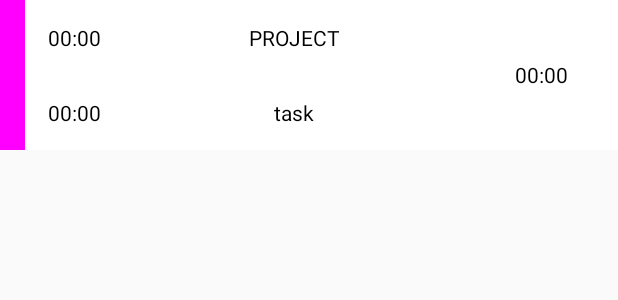
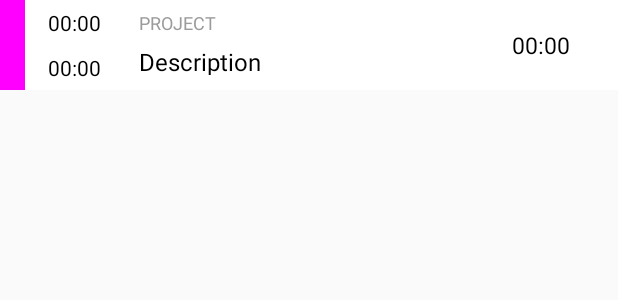
Before and after one commit to EEInternship/TimeTracker2, an Android app: the layout list_item.xml on its own in the app's theme, with its tools: preview values and no code run, on a phone screen of 412 x 824 dp. Shown: the top 300 px of the screen. Run offline under Robolectric (Android 15) with nearby library versions, the phone set to English and light mode, and no system bars.

Commit message:
Changes In Profile Design
4.4.2017

```diff
--- a/app/src/main/java/eeinternship/com/timetracker/StartWorkActivity.java
+++ b/app/src/main/java/eeinternship/com/timetracker/StartWorkActivity.java
@@ -5,6 +5,7 @@ import android.os.Build;
 import android.os.Bundle;
 import android.support.annotation.RequiresApi;
 import android.support.design.widget.FloatingActionButton;
+import android.support.v7.app.ActionBar;
 import android.support.v7.app.AlertDialog;
 import android.support.v7.app.AppCompatActivity;
 import android.support.v7.widget.LinearLayoutManager;
@@ -64,6 +65,9 @@ public class StartWorkActivity extends AppCompatActivity {
     protected void onCreate(Bundle savedInstanceState) {
         super.onCreate(savedInstanceState);
         setContentView(R.layout.activity_start_work);
+
+        ActionBar actionBar = getSupportActionBar();
+        actionBar.setTitle("TIME TRACKER");
 
         frameLayoutDim = (FrameLayout) findViewById(R.id.frame_layout_dim);
 
--- a/app/src/main/java/eeinternship/com/timetracker/StartWorkAdapter.java
+++ b/app/src/main/java/eeinternship/com/timetracker/StartWorkAdapter.java
@@ -72,9 +72,6 @@ public class StartWorkAdapter extends RecyclerView.Adapter<StartWorkAdapter.IVie
 
     }
 
-
-
-
     @Override
     public int getItemCount() {
         return adapter.size();
--- a/app/src/main/res/layout/list_group.xml
+++ b/app/src/main/res/layout/list_group.xml
@@ -16,6 +16,7 @@
             android:id="@+id/day_date_label"
             android:layout_width="match_parent"
             android:layout_height="match_parent"
+            android:layout_marginLeft="15dp"
             android:padding="10dp"
             android:text="XXX dd.mm.yyyy"
             android:textColor="#000000"
--- a/app/src/main/res/layout/list_item.xml
+++ b/app/src/main/res/layout/list_item.xml
@@ -1,8 +1,14 @@
 <?xml version="1.0" encoding="utf-8"?>
-<LinearLayout xmlns:android="http://schemas.android.com/apk/res/android"
+<RelativeLayout xmlns:android="http://schemas.android.com/apk/res/android"
     android:layout_width="match_parent"
-    android:layout_height="100dp"
+    android:layout_height="wrap_content"
     android:background="#FFFFFF"
+    android:orientation="horizontal"
+    android:weightSum="1">
+
+    <LinearLayout
+        android:layout_width="match_parent"
+        android:layout_height="60dp"
         android:orientation="horizontal"
         android:weightSum="1">
 
@@ -66,10 +72,12 @@
                     android:id="@+id/list_item_name_project"
                     android:layout_width="match_parent"
                     android:layout_height="match_parent"
-                android:layout_gravity="center"
-                android:gravity="center"
+                    android:layout_gravity="left|center"
+                    android:layout_marginLeft="10dp"
+                    android:gravity="left|center"
                     android:text="PROJECT"
-                android:textColor="#000000" />
+                    android:textColor="#9b9b9b"
+                    android:textSize="12dp"/>
             </LinearLayout>
 
             <LinearLayout
@@ -81,10 +89,13 @@
                     android:id="@+id/list_item_name_task"
                     android:layout_width="match_parent"
                     android:layout_height="match_parent"
-                android:layout_gravity="center"
-                android:gravity="center"
-                android:text="task"
-                android:textColor="#000000" />
+                    android:layout_gravity="left|center"
+                    android:layout_marginLeft="10dp"
+                    android:gravity="left|center"
+                    android:textSize="16dp"
+                    android:text="Description"
+                    android:textColor="#000000"
+                    android:paddingBottom="10dp"/>
             </LinearLayout>
         </LinearLayout>
 
@@ -95,6 +106,7 @@
 
             <TextView
                 android:id="@+id/sum_time"
+                android:textSize="15dp"
                 android:layout_width="match_parent"
                 android:layout_height="match_parent"
                 android:layout_gravity="center"
@@ -102,4 +114,6 @@
                 android:text="00:00"
                 android:textColor="#000000" />
         </LinearLayout>
+
     </LinearLayout>
+</RelativeLayout>
```
Also changed, not shown: app/src/main/java/eeinternship/com/timetracker/ProfileActivity.java (+4 -20 lines). Lines whose indentation alone changed are shown as unchanged.
